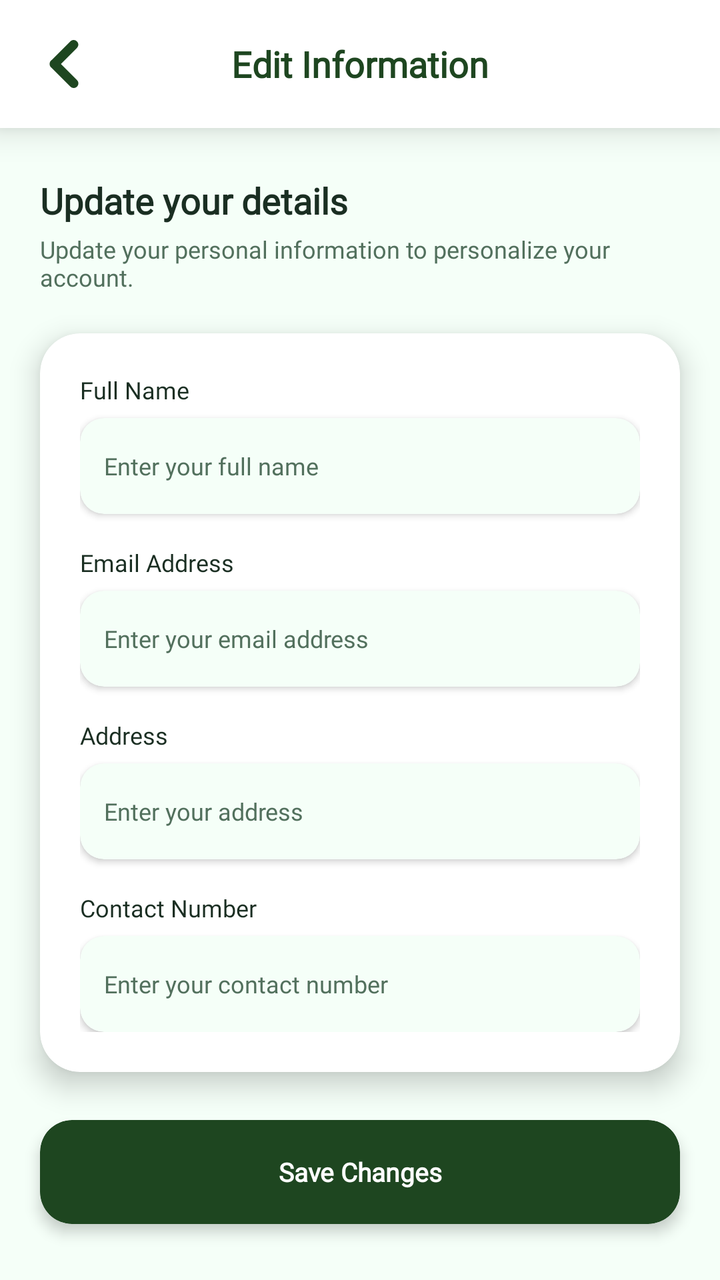
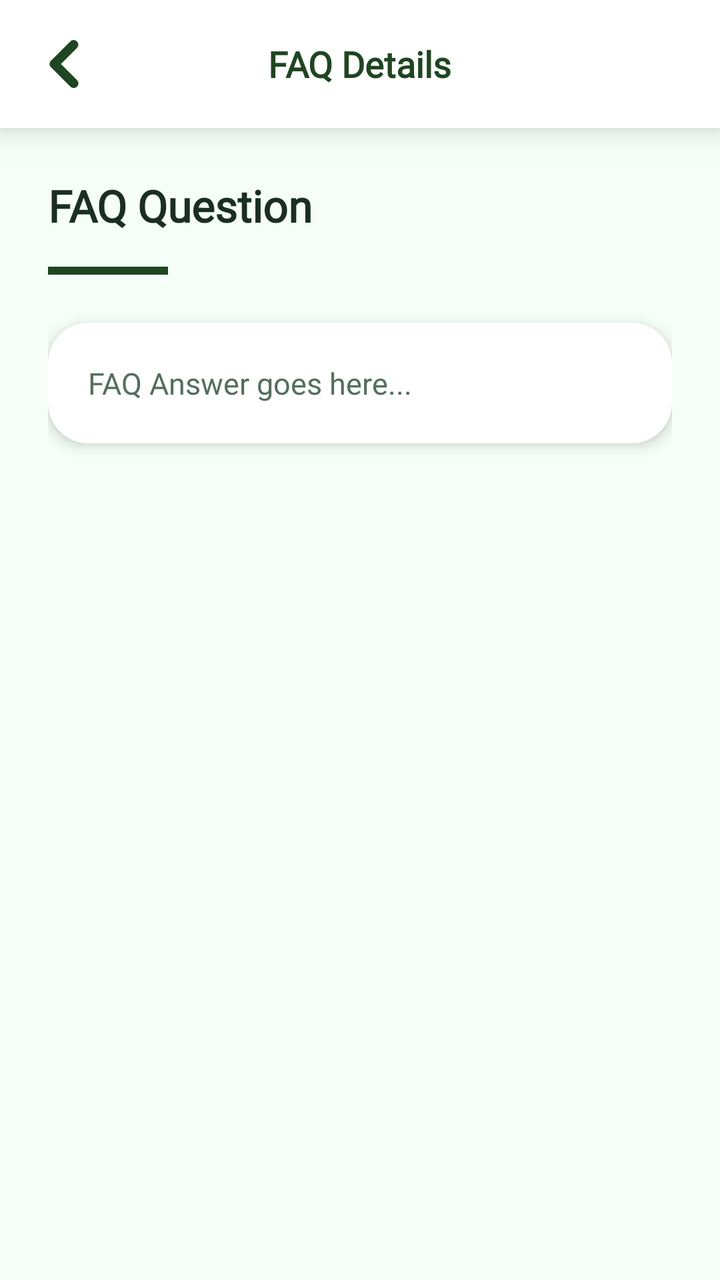

Before-and-after screenshots of an Android layout around one commit, followed by the original layout XML and the change that was made.
<!-- AndroidManifest.xml: application theme Theme.SmartGrow -->
<!-- res/layout/fragment_faq_detail.xml -->
<?xml version="1.0" encoding="utf-8"?>
<LinearLayout
    xmlns:android="http://schemas.android.com/apk/res/android"
    xmlns:app="http://schemas.android.com/apk/res-auto"
    xmlns:tools="http://schemas.android.com/tools"

    android:id="@+id/layout_edit_info"
    android:layout_width="match_parent"
    android:layout_height="match_parent"
    android:orientation="vertical"

    android:background="@color/app_background"

    android:clipChildren="false"
    android:clipToPadding="false">


    

    <com.google.android.material.card.MaterialCardView

        android:layout_width="match_parent"
        android:layout_height="64dp"

        app:cardBackgroundColor="@color/card_background"
        app:cardElevation="10dp"
        app:cardCornerRadius="0dp"
        app:strokeWidth="0dp">

        <RelativeLayout

            android:layout_width="match_parent"
            android:layout_height="match_parent">


            

            <ImageView

                android:id="@+id/btn_back_faq"

                android:layout_width="48dp"
                android:layout_height="48dp"

                android:layout_alignParentStart="true"
                android:layout_centerVertical="true"

                android:layout_marginStart="8dp"

                android:background="?attr/selectableItemBackgroundBorderless"

                android:clickable="true"
                android:focusable="true"

                android:padding="12dp"

                android:src="@drawable/ic_back"

                app:tint="@color/primary_green"

                android:contentDescription="Go back" />


            

            <TextView

                android:id="@+id/tv_edit_info_title"

                android:layout_width="wrap_content"
                android:layout_height="wrap_content"

                android:layout_centerInParent="true"

                android:fontFamily="@font/inter_extrabold"

                android:text="Edit Information"

                android:textColor="@color/primary_green"

                android:textSize="18sp"

                android:textStyle="bold" />

        </RelativeLayout>

    </com.google.android.material.card.MaterialCardView>


    

    <androidx.core.widget.NestedScrollView

        android:layout_width="match_parent"
        android:layout_height="0dp"

        android:layout_weight="1"

        android:fillViewport="true"
        android:overScrollMode="never"

        android:clipToPadding="false">


        <LinearLayout

            android:layout_width="match_parent"
            android:layout_height="wrap_content"

            android:orientation="vertical"

            android:paddingHorizontal="20dp"
            android:paddingTop="24dp"
            android:paddingBottom="40dp"

            android:clipChildren="false"
            android:clipToPadding="false">


            

            <TextView
                android:id="@+id/tv_faq_title_detail"
                android:layout_width="match_parent"
                android:layout_height="wrap_content"

                android:layout_marginBottom="4dp"

                android:fontFamily="@font/inter_extrabold"

                android:text="Update your details"

                android:textColor="@color/text_primary"

                android:textSize="18sp"

                android:textStyle="bold" />


            <TextView
                android:id="@+id/tv_faq_desc_detail"
                android:layout_width="match_parent"
                android:layout_height="wrap_content"

                android:layout_marginBottom="20dp"

                android:fontFamily="@font/inter_medium"

                android:text="Update your personal information to personalize your account."

                android:textColor="@color/text_secondary"

                android:textSize="12sp" />


            

            <com.google.android.material.card.MaterialCardView

                android:layout_width="match_parent"
                android:layout_height="wrap_content"

                android:layout_marginBottom="24dp"

                app:cardBackgroundColor="@color/card_background"

                app:cardCornerRadius="20dp"

                app:cardElevation="8dp"

                app:strokeWidth="0dp">


                <LinearLayout

                    android:layout_width="match_parent"
                    android:layout_height="wrap_content"

                    android:orientation="vertical"

                    android:padding="20dp">


                    

                    <TextView

                        android:layout_width="wrap_content"
                        android:layout_height="wrap_content"

                        android:layout_marginBottom="6dp"

                        android:fontFamily="@font/inter_extrabold"

                        android:text="Full Name"

                        android:textColor="@color/text_primary"

                        android:textSize="12sp" />


                    <com.google.android.material.card.MaterialCardView

                        android:layout_width="match_parent"
                        android:layout_height="48dp"

                        android:layout_marginBottom="16dp"

                        app:cardBackgroundColor="@color/app_background"

                        app:cardCornerRadius="12dp"

                        app:cardElevation="2dp"

                        app:strokeWidth="0dp">


                        <EditText

                            android:id="@+id/et_fullname"

                            android:layout_width="match_parent"
                            android:layout_height="match_parent"

                            android:background="@android:color/transparent"

                            android:fontFamily="@font/inter_semibold"

                            android:hint="Enter your full name"

                            android:imeOptions="actionNext"

                            android:importantForAutofill="no"

                            android:inputType="textPersonName"

                            android:maxLines="1"

                            android:paddingHorizontal="12dp"

                            android:textColor="@color/text_primary"

                            android:textColorHint="@color/text_secondary"

                            android:textSize="12sp" />

                    </com.google.android.material.card.MaterialCardView>


                    

                    <TextView

                        android:layout_width="wrap_content"
                        android:layout_height="wrap_content"

                        android:layout_marginBottom="6dp"

                        android:fontFamily="@font/inter_extrabold"

                        android:text="Email Address"

                        android:textColor="@color/text_primary"

                        android:textSize="12sp" />


                    <com.google.android.material.card.MaterialCardView

                        android:layout_width="match_parent"
                        android:layout_height="48dp"

                        android:layout_marginBottom="16dp"

                        app:cardBackgroundColor="@color/app_background"

                        app:cardCornerRadius="12dp"

                        app:cardElevation="2dp"

                        app:strokeWidth="0dp">


                        <EditText

                            android:id="@+id/et_email"

                            android:layout_width="match_parent"
                            android:layout_height="match_parent"

                            android:background="@android:color/transparent"

                            android:fontFamily="@font/inter_semibold"

                            android:hint="Enter your email address"

                            android:imeOptions="actionNext"

                            android:importantForAutofill="no"

                            android:inputType="textEmailAddress"

                            android:maxLines="1"

                            android:paddingHorizontal="12dp"

                            android:textColor="@color/text_primary"

                            android:textColorHint="@color/text_secondary"

                            android:textSize="12sp" />

                    </com.google.android.material.card.MaterialCardView>


                    

                    <TextView

                        android:layout_width="wrap_content"
                        android:layout_height="wrap_content"

                        android:layout_marginBottom="6dp"

                        android:fontFamily="@font/inter_extrabold"

                        android:text="Address"

                        android:textColor="@color/text_primary"

                        android:textSize="12sp" />


                    <com.google.android.material.card.MaterialCardView

                        android:layout_width="match_parent"
                        android:layout_height="48dp"

                        android:layout_marginBottom="16dp"

                        app:cardBackgroundColor="@color/app_background"

                        app:cardCornerRadius="12dp"

                        app:cardElevation="2dp"

                        app:strokeWidth="0dp">


                        <EditText

                            android:id="@+id/et_address"

                            android:layout_width="match_parent"
                            android:layout_height="match_parent"

                            android:background="@android:color/transparent"

                            android:fontFamily="@font/inter_semibold"

                            android:hint="Enter your address"

                            android:imeOptions="actionNext"

                            android:importantForAutofill="no"

                            android:inputType="textPostalAddress"

                            android:maxLines="1"

                            android:paddingHorizontal="12dp"

                            android:textColor="@color/text_primary"

                            android:textColorHint="@color/text_secondary"

                            android:textSize="12sp" />

                    </com.google.android.material.card.MaterialCardView>


                    

                    <TextView

                        android:layout_width="wrap_content"
                        android:layout_height="wrap_content"

                        android:layout_marginBottom="6dp"

                        android:fontFamily="@font/inter_extrabold"

                        android:text="Contact Number"

                        android:textColor="@color/text_primary"

                        android:textSize="12sp" />


                    <com.google.android.material.card.MaterialCardView

                        android:layout_width="match_parent"
                        android:layout_height="48dp"

                        app:cardBackgroundColor="@color/app_background"

                        app:cardCornerRadius="12dp"

                        app:cardElevation="2dp"

                        app:strokeWidth="0dp">


                        <EditText

                            android:id="@+id/et_phone"

                            android:layout_width="match_parent"
                            android:layout_height="match_parent"

                            android:background="@android:color/transparent"

                            android:fontFamily="@font/inter_semibold"

                            android:hint="Enter your contact number"

                            android:imeOptions="actionDone"

                            android:importantForAutofill="no"

                            android:inputType="phone"

                            android:maxLines="1"

                            android:paddingHorizontal="12dp"

                            android:textColor="@color/text_primary"

                            android:textColorHint="@color/text_secondary"

                            android:textSize="12sp" />

                    </com.google.android.material.card.MaterialCardView>


                </LinearLayout>

            </com.google.android.material.card.MaterialCardView>


            

            <com.google.android.material.card.MaterialCardView

                android:layout_width="match_parent"
                android:layout_height="52dp"

                app:cardBackgroundColor="@color/primary_green"

                app:cardCornerRadius="16dp"

                app:cardElevation="4dp"

                app:strokeWidth="0dp">


                <TextView

                    android:id="@+id/btn_save_edit_info"

                    android:layout_width="match_parent"
                    android:layout_height="match_parent"

                    android:background="?attr/selectableItemBackground"

                    android:clickable="true"
                    android:focusable="true"

                    android:fontFamily="@font/inter_extrabold"

                    android:gravity="center"

                    android:text="Save Changes"

                    android:textColor="@color/card_background"

                    android:textSize="13sp"

                    android:textStyle="bold" />

            </com.google.android.material.card.MaterialCardView>


        </LinearLayout>

    </androidx.core.widget.NestedScrollView>

</LinearLayout>
<!-- resources referenced by this layout -->
<resources>
  <color name="app_background">#F5FFF8</color>
  <color name="card_background">#FFFFFF</color>
  <color name="primary_green">#1e4620</color>
  <color name="text_primary">#1A2E22</color>
  <color name="text_secondary">#52705D</color>
  <!-- drawable ic_back (drawable) -->
  <vector xmlns:android="http://schemas.android.com/apk/res/android"
      android:width="512dp"
      android:height="512dp"
      android:viewportWidth="512"
      android:viewportHeight="512">
    <path
        android:pathData="M353.56,0.08C357.11,0.08 360.66,0.08 364.22,0.08C367.19,1.92 374.58,2.14 378.56,4.11C393.52,11.5 404.28,23.82 407.7,40.46C414.26,72.47 386.01,92.33 366.38,112.23C334.11,144.95 301.48,177.34 268.9,209.75C258.82,219.77 248.74,229.81 238.73,239.91C233.63,245.06 227.91,249.93 223.3,255.53C228.34,261.95 235.03,267.53 240.83,273.29C251.85,284.23 262.79,295.27 273.78,306.24C304.6,336.98 335.02,368.15 366.11,398.6C372.57,404.93 378.91,411.37 385.28,417.77C400.7,433.28 412.97,447.13 408.61,471.07C405.55,487.85 394.47,500.51 379.48,507.87C375.55,509.8 368.01,510.1 365.13,511.92C361.58,511.92 358.03,511.92 354.48,511.92C352.39,510.58 348.57,510.58 346.03,509.88C341.29,508.57 336.65,506.39 332.46,503.79C324.57,498.91 318.22,490.86 311.69,484.36C299.66,472.39 287.73,460.31 275.69,448.35C237.53,410.45 199.54,372.38 161.6,334.26C150.65,323.25 139.59,312.33 128.65,301.3C124.81,297.43 120.03,294.72 116.33,290.7C107.37,280.97 102.73,268.77 102.71,255.53C102.7,242.34 107.38,230.05 116.33,220.36C120.03,216.35 124.82,213.64 128.65,209.76C139.26,199.03 150,188.42 160.67,177.74C198.7,139.71 236.5,101.45 274.77,63.66C286.84,51.74 298.7,39.59 310.77,27.66C317.31,21.21 323.51,13.41 331.28,8.4C335.5,5.68 340.28,3.48 345.11,2.13C347.63,1.42 351.5,1.44 353.56,0.08Z"
        android:strokeLineJoin="round"
        android:strokeWidth="0.25"
        android:fillColor="#000000"
        android:fillType="evenOdd"
        android:strokeColor="#000000"/>
  </vector>
  <style name="Theme.SmartGrow" parent="Base.Theme.SmartGrow" />
  <style name="Base.Theme.SmartGrow" parent="Theme.Material3.DayNight.NoActionBar">
          <item name="android:windowBackground">@color/app_background</item>
          <item name="android:windowDisablePreview">true</item>
  
          
          <item name="android:statusBarColor">@color/app_background</item>
          <item name="android:windowLightStatusBar">true</item>
  
          
          <item name="android:navigationBarColor">@color/app_background</item>
          <item name="android:windowLightNavigationBar" ns0:targetApi="o_mr1">true</item>
  
          <item name="android:windowDrawsSystemBarBackgrounds">true</item>
          <item name="android:windowTranslucentStatus">false</item>
          <item name="android:windowTranslucentNavigation">false</item>
  
          
          <item name="popupMenuStyle">@style/ModernPopupMenuStyle</item>
      </style>
  <style name="ModernPopupMenuStyle" parent="Widget.Material3.PopupMenu">
          <item name="android:popupBackground">@android:color/white</item>
      </style>
</resources>

<!-- the commit's change to res/layout/fragment_faq_detail.xml (unified diff, before → after) -->
@@ -3,496 +3,113 @@
     xmlns:android="http://schemas.android.com/apk/res/android"
     xmlns:app="http://schemas.android.com/apk/res-auto"
     xmlns:tools="http://schemas.android.com/tools"
-
-    android:id="@+id/layout_edit_info"
     android:layout_width="match_parent"
     android:layout_height="match_parent"
     android:orientation="vertical"
-
-    android:background="@color/app_background"
-
-    android:clipChildren="false"
-    android:clipToPadding="false">
-
+    android:background="@color/app_background">
 
     
-
     <com.google.android.material.card.MaterialCardView
-
         android:layout_width="match_parent"
         android:layout_height="64dp"
-
         app:cardBackgroundColor="@color/card_background"
         app:cardElevation="10dp"
         app:cardCornerRadius="0dp"
         app:strokeWidth="0dp">
 
         <RelativeLayout
-
             android:layout_width="match_parent"
             android:layout_height="match_parent">
 
+            
+            <ImageView
+                android:id="@+id/btn_back_faq"
+                android:layout_width="48dp"
+                android:layout_height="48dp"
+                android:layout_alignParentStart="true"
+                android:layout_centerVertical="true"
+                android:layout_marginStart="8dp"
+                android:background="?attr/selectableItemBackgroundBorderless"
+                android:clickable="true"
+                android:focusable="true"
+                android:padding="12dp"
+                android:src="@drawable/ic_back"
+                app:tint="@color/primary_green"
+                android:contentDescription="Go back" />
 
             
-
-            <ImageView
-
-                android:id="@+id/btn_back_faq"
-
-                android:layout_width="48dp"
-                android:layout_height="48dp"
-
-                android:layout_alignParentStart="true"
-                android:layout_centerVertical="true"
-
-                android:layout_marginStart="8dp"
-
-                android:background="?attr/selectableItemBackgroundBorderless"
-
-                android:clickable="true"
-                android:focusable="true"
-
-                android:padding="12dp"
-
-                android:src="@drawable/ic_back"
-
-                app:tint="@color/primary_green"
-
-                android:contentDescription="Go back" />
-
-
-            
-
             <TextView
-
-                android:id="@+id/tv_edit_info_title"
-
+                android:id="@+id/tv_faq_header_title"
                 android:layout_width="wrap_content"
                 android:layout_height="wrap_content"
-
                 android:layout_centerInParent="true"
-
                 android:fontFamily="@font/inter_extrabold"
-
-                android:text="Edit Information"
-
+                android:text="FAQ Details"
                 android:textColor="@color/primary_green"
-
                 android:textSize="18sp"
-
                 android:textStyle="bold" />
 
         </RelativeLayout>
-
     </com.google.android.material.card.MaterialCardView>
 
-
     
-
     <androidx.core.widget.NestedScrollView
-
         android:layout_width="match_parent"
-        android:layout_height="0dp"
-
-        android:layout_weight="1"
-
+        android:layout_height="match_parent"
         android:fillViewport="true"
-        android:overScrollMode="never"
-
-        android:clipToPadding="false">
-
+        android:overScrollMode="never">
 
         <LinearLayout
-
             android:layout_width="match_parent"
             android:layout_height="wrap_content"
-
             android:orientation="vertical"
-
-            android:paddingHorizontal="20dp"
+            android:paddingHorizontal="24dp"
             android:paddingTop="24dp"
-            android:paddingBottom="40dp"
-
-            android:clipChildren="false"
-            android:clipToPadding="false">
-
+            android:paddingBottom="40dp">
 
             
-
             <TextView
                 android:id="@+id/tv_faq_title_detail"
                 android:layout_width="match_parent"
                 android:layout_height="wrap_content"
+                android:layout_marginBottom="16dp"
+                android:fontFamily="@font/inter_extrabold"
+                android:text="FAQ Question"
+                android:textColor="@color/text_primary"
+                android:textSize="22sp"
+                android:textStyle="bold"
+                android:lineSpacingExtra="4dp" />
 
-                android:layout_marginBottom="4dp"
+            
+            <View
+                android:layout_width="60dp"
+                android:layout_height="4dp"
+                android:layout_marginBottom="24dp"
+                android:background="@color/primary_green" />
 
-                android:fontFamily="@font/inter_extrabold"
-
-                android:text="Update your details"
-
-                android:textColor="@color/text_primary"
-
-                android:textSize="18sp"
-
-                android:textStyle="bold" />
-
-
-            <TextView
-                android:id="@+id/tv_faq_desc_detail"
+            
+            <com.google.android.material.card.MaterialCardView
                 android:layout_width="match_parent"
                 android:layout_height="wrap_content"
-
-                android:layout_marginBottom="20dp"
-
-                android:fontFamily="@font/inter_medium"
-
-                android:text="Update your personal information to personalize your account."
-
-                android:textColor="@color/text_secondary"
-
-                android:textSize="12sp" />
-
-
-            
-
-            <com.google.android.material.card.MaterialCardView
-
-                android:layout_width="match_parent"
-                android:layout_height="wrap_content"
-
-                android:layout_marginBottom="24dp"
-
                 app:cardBackgroundColor="@color/card_background"
-
                 app:cardCornerRadius="20dp"
-
-                app:cardElevation="8dp"
-
+                app:cardElevation="4dp"
                 app:strokeWidth="0dp">
 
-
-                <LinearLayout
-
+                <TextView
+                    android:id="@+id/tv_faq_desc_detail"
                     android:layout_width="match_parent"
                     android:layout_height="wrap_content"
-
-                    android:orientation="vertical"
-
-                    android:padding="20dp">
-
-
-                    
-
-                    <TextView
-
-                        android:layout_width="wrap_content"
-                        android:layout_height="wrap_content"
-
-                        android:layout_marginBottom="6dp"
-
-                        android:fontFamily="@font/inter_extrabold"
-
-                        android:text="Full Name"
-
-                        android:textColor="@color/text_primary"
-
-                        android:textSize="12sp" />
-
-
-                    <com.google.android.material.card.MaterialCardView
-
-                        android:layout_width="match_parent"
-                        android:layout_height="48dp"
-
-                        android:layout_marginBottom="16dp"
-
-                        app:cardBackgroundColor="@color/app_background"
-
-                        app:cardCornerRadius="12dp"
-
-                        app:cardElevation="2dp"
-
-                        app:strokeWidth="0dp">
-
-
-                        <EditText
-
-                            android:id="@+id/et_fullname"
-
-                            android:layout_width="match_parent"
-                            android:layout_height="match_parent"
-
-                            android:background="@android:color/transparent"
-
-                            android:fontFamily="@font/inter_semibold"
-
-                            android:hint="Enter your full name"
-
-                            android:imeOptions="actionNext"
-
-                            android:importantForAutofill="no"
-
-                            android:inputType="textPersonName"
-
-                            android:maxLines="1"
-
-                            android:paddingHorizontal="12dp"
-
-                            android:textColor="@color/text_primary"
-
-                            android:textColorHint="@color/text_secondary"
-
-                            android:textSize="12sp" />
-
-                    </com.google.android.material.card.MaterialCardView>
-
-
-                    
-
-                    <TextView
-
-                        android:layout_width="wrap_content"
-                        android:layout_height="wrap_content"
-
-                        android:layout_marginBottom="6dp"
-
-                        android:fontFamily="@font/inter_extrabold"
-
-                        android:text="Email Address"
-
-                        android:textColor="@color/text_primary"
-
-                        android:textSize="12sp" />
-
-
-                    <com.google.android.material.card.MaterialCardView
-
-                        android:layout_width="match_parent"
-                        android:layout_height="48dp"
-
-                        android:layout_marginBottom="16dp"
-
-                        app:cardBackgroundColor="@color/app_background"
-
-                        app:cardCornerRadius="12dp"
-
-                        app:cardElevation="2dp"
-
-                        app:strokeWidth="0dp">
-
-
-                        <EditText
-
-                            android:id="@+id/et_email"
-
-                            android:layout_width="match_parent"
-                            android:layout_height="match_parent"
-
-                            android:background="@android:color/transparent"
-
-                            android:fontFamily="@font/inter_semibold"
-
-                            android:hint="Enter your email address"
-
-                            android:imeOptions="actionNext"
-
-                            android:importantForAutofill="no"
-
-                            android:inputType="textEmailAddress"
-
-                            android:maxLines="1"
-
-                            android:paddingHorizontal="12dp"
-
-                            android:textColor="@color/text_primary"
-
-                            android:textColorHint="@color/text_secondary"
-
-                            android:textSize="12sp" />
-
-                    </com.google.android.material.card.MaterialCardView>
-
-
-                    
-
-                    <TextView
-
-                        android:layout_width="wrap_content"
-                        android:layout_height="wrap_content"
-
-                        android:layout_marginBottom="6dp"
-
-                        android:fontFamily="@font/inter_extrabold"
-
-                        android:text="Address"
-
-                        android:textColor="@color/text_primary"
-
-                        android:textSize="12sp" />
-
-
-                    <com.google.android.material.card.MaterialCardView
-
-                        android:layout_width="match_parent"
-                        android:layout_height="48dp"
-
-                        android:layout_marginBottom="16dp"
-
-                        app:cardBackgroundColor="@color/app_background"
-
-                        app:cardCornerRadius="12dp"
-
-                        app:cardElevation="2dp"
-
-                        app:strokeWidth="0dp">
-
-
-                        <EditText
-
-                            android:id="@+id/et_address"
-
-                            android:layout_width="match_parent"
-                            android:layout_height="match_parent"
-
-                            android:background="@android:color/transparent"
-
-                            android:fontFamily="@font/inter_semibold"
-
-                            android:hint="Enter your address"
-
-                            android:imeOptions="actionNext"
-
-                            android:importantForAutofill="no"
-
-                            android:inputType="textPostalAddress"
-
-                            android:maxLines="1"
-
-                            android:paddingHorizontal="12dp"
-
-                            android:textColor="@color/text_primary"
-
-                            android:textColorHint="@color/text_secondary"
-
-                            android:textSize="12sp" />
-
-                    </com.google.android.material.card.MaterialCardView>
-
-
-                    
-
-                    <TextView
-
-                        android:layout_width="wrap_content"
-                        android:layout_height="wrap_content"
-
-                        android:layout_marginBottom="6dp"
-
-                        android:fontFamily="@font/inter_extrabold"
-
-                        android:text="Contact Number"
-
-                        android:textColor="@color/text_primary"
-
-                        android:textSize="12sp" />
-
-
-                    <com.google.android.material.card.MaterialCardView
-
-                        android:layout_width="match_parent"
-                        android:layout_height="48dp"
-
-                        app:cardBackgroundColor="@color/app_background"
-
-                        app:cardCornerRadius="12dp"
-
-                        app:cardElevation="2dp"
-
-                        app:strokeWidth="0dp">
-
-
-                        <EditText
-
-                            android:id="@+id/et_phone"
-
-                            android:layout_width="match_parent"
-                            android:layout_height="match_parent"
-
-                            android:background="@android:color/transparent"
-
-                            android:fontFamily="@font/inter_semibold"
-
-                            android:hint="Enter your contact number"
-
-                            android:imeOptions="actionDone"
-
-                            android:importantForAutofill="no"
-
-                            android:inputType="phone"
-
-                            android:maxLines="1"
-
-                            android:paddingHorizontal="12dp"
-
-                            android:textColor="@color/text_primary"
-
-                            android:textColorHint="@color/text_secondary"
-
-                            android:textSize="12sp" />
-
-                    </com.google.android.material.card.MaterialCardView>
-
-
-                </LinearLayout>
+                    android:padding="20dp"
+                    android:fontFamily="@font/inter_medium"
+                    android:text="FAQ Answer goes here..."
+                    android:textColor="@color/text_secondary"
+                    android:textSize="15sp"
+                    android:lineSpacingExtra="6dp" />
 
             </com.google.android.material.card.MaterialCardView>
 
-
-            
-
-            <com.google.android.material.card.MaterialCardView
-
-                android:layout_width="match_parent"
-                android:layout_height="52dp"
-
-                app:cardBackgroundColor="@color/primary_green"
-
-                app:cardCornerRadius="16dp"
-
-                app:cardElevation="4dp"
-
-                app:strokeWidth="0dp">
-
-
-                <TextView
-
-                    android:id="@+id/btn_save_edit_info"
-
-                    android:layout_width="match_parent"
-                    android:layout_height="match_parent"
-
-                    android:background="?attr/selectableItemBackground"
-
-                    android:clickable="true"
-                    android:focusable="true"
-
-                    android:fontFamily="@font/inter_extrabold"
-
-                    android:gravity="center"
-
-                    android:text="Save Changes"
-
-                    android:textColor="@color/card_background"
-
-                    android:textSize="13sp"
-
-                    android:textStyle="bold" />
-
-            </com.google.android.material.card.MaterialCardView>
-
-
         </LinearLayout>
-
     </androidx.core.widget.NestedScrollView>
 
 </LinearLayout>
